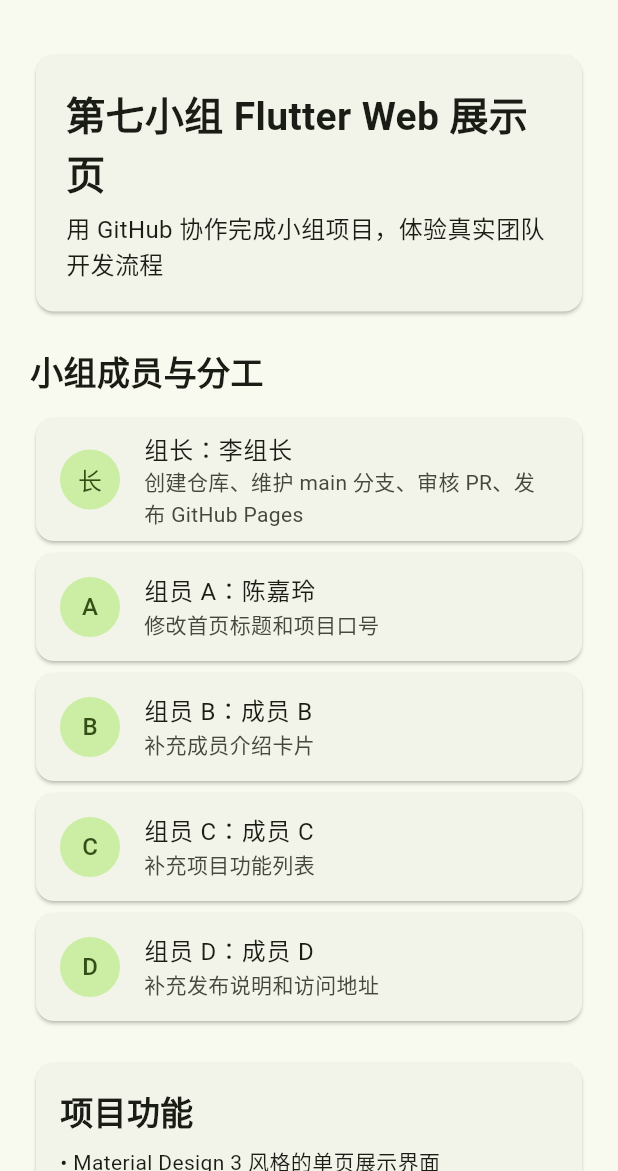
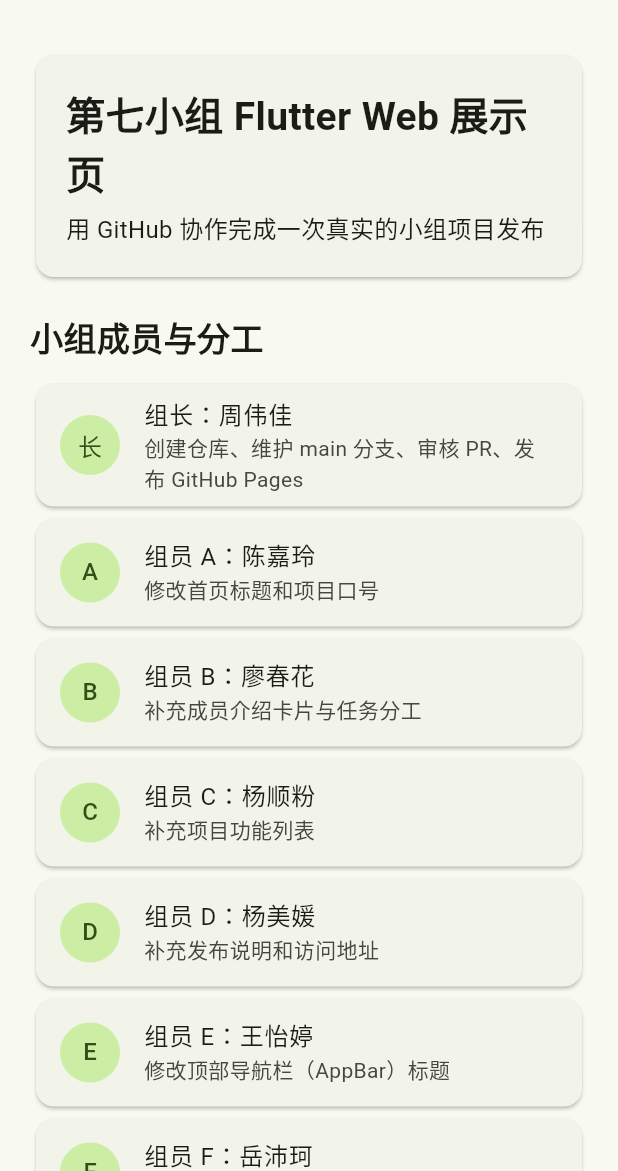
Before and after one commit to wendy-zhou6/group-cooperation-1, a Flutter app: the screen it shows after launch, on a phone screen of 412 x 824 dp, the part 65-1236 px from its top. Run offline on Flutter 3.47's test engine with Material 3 defaults, Android fonts, the phone set to English and light mode, and no system bars.

Commit message:
fix: update members list with all 7 team members, fix template data

```diff
--- a/lib/main.dart
+++ b/lib/main.dart
@@ -25,27 +25,30 @@
   const TeamHomePage({super.key});
 
   static const String projectTitle = '第七小组 Flutter Web 展示页';
-  static const String projectSlogan = '用 GitHub 协作完成小组项目，体验真实团队开发流程';
+  static const String projectSlogan = '用 GitHub 协作完成一次真实的小组项目发布';
 
   static const List<TeamMember> members = [
-    TeamMember(role: '组长', name: '李组长', task: '创建仓库、维护 main 分支、审核 PR、发布 GitHub Pages'),
+    TeamMember(role: '组长', name: '周伟佳', task: '创建仓库、维护 main 分支、审核 PR、发布 GitHub Pages'),
     TeamMember(role: '组员 A', name: '陈嘉玲', task: '修改首页标题和项目口号'),
-    TeamMember(role: '组员 B', name: '成员 B', task: '补充成员介绍卡片'),
-    TeamMember(role: '组员 C', name: '成员 C', task: '补充项目功能列表'),
-    TeamMember(role: '组员 D', name: '成员 D', task: '补充发布说明和访问地址'),
+    TeamMember(role: '组员 B', name: '廖春花', task: '补充成员介绍卡片与任务分工'),
+    TeamMember(role: '组员 C', name: '杨顺粉', task: '补充项目功能列表'),
+    TeamMember(role: '组员 D', name: '杨美媛', task: '补充发布说明和访问地址'),
+    TeamMember(role: '组员 E', name: '王怡婷', task: '修改顶部导航栏（AppBar）标题'),
+    TeamMember(role: '组员 F', name: '岳沛珂', task: '修改应用主题颜色'),
   ];
 
   static const List<String> features = [
-    'Material Design 3 风格的单页展示界面',
-    '小组成员头像、角色与分工信息卡片',
-    '项目核心功能列表展示区域',
-    '发布说明与访问地址信息区域',
+    'Flutter Web 单页展示界面',
+    '小组成员介绍与分工卡片',
+    '项目功能列表展示',
+    '发布说明与 GitHub Pages 访问地址',
+    'GitHub Fork + Pull Request 协作流程演示',
   ];
 
   static const List<String> releaseNotes = [
-    '源码统一维护在 main 分支，所有组员修改都通过 PR 合并。',
-    '组长使用 flutter build web 生成静态网页文件。',
-    '构建产物发布到 gh-pages 分支，并由 GitHub Pages 对外访问。',
+    '源码维护在 main 分支，所有组员通过 PR 合并修改。',
+    '使用 flutter build web 构建静态网页。',
+    '构建产物发布到 gh-pages 分支，通过 GitHub Pages 访问。',
     '访问地址：https://wendy-zhou6.github.io/group-cooperation-1/',
   ];
 
```
